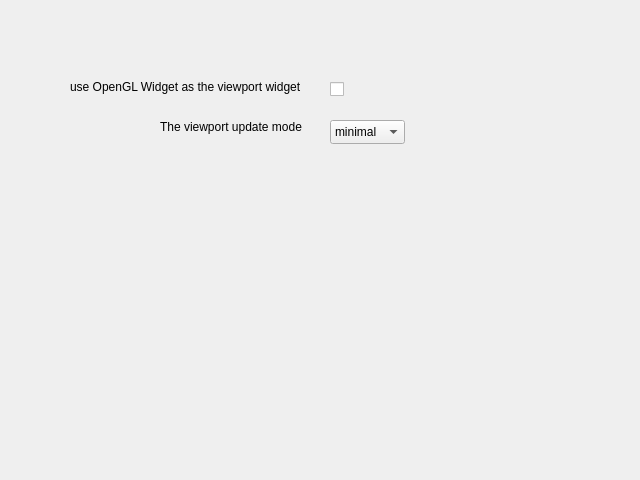
Qt form src/thewall/graphicssettingdialog.ui (sungwonnam/SAGENext) before a commit.
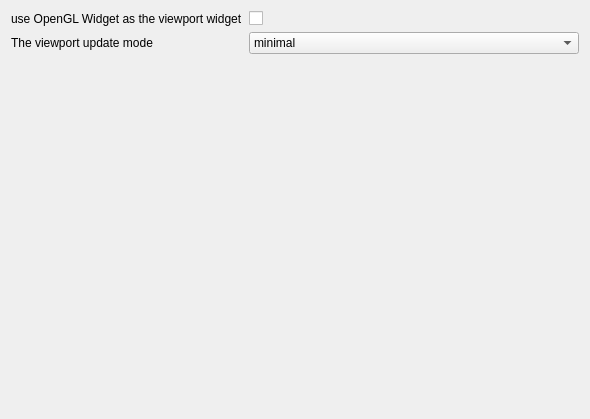
The same form after that commit.

Patch:
```diff
--- a/src/thewall/graphicssettingdialog.ui
+++ b/src/thewall/graphicssettingdialog.ui
@@ -6,61 +6,37 @@
    <rect>
     <x>0</x>
     <y>0</y>
-    <width>640</width>
-    <height>480</height>
+    <width>590</width>
+    <height>419</height>
    </rect>
   </property>
   <property name="windowTitle">
    <string>Dialog</string>
   </property>
+  <layout class="QFormLayout" name="formLayout">
+   <item row="0" column="0">
   <widget class="QLabel" name="label">
-   <property name="geometry">
-    <rect>
-     <x>70</x>
-     <y>80</y>
-     <width>237</width>
-     <height>14</height>
-    </rect>
-   </property>
    <property name="text">
     <string>use OpenGL Widget as the viewport widget</string>
    </property>
   </widget>
-  <widget class="QLabel" name="label_2">
-   <property name="geometry">
-    <rect>
-     <x>160</x>
-     <y>120</y>
-     <width>145</width>
-     <height>14</height>
-    </rect>
-   </property>
-   <property name="text">
-    <string>The viewport update mode</string>
-   </property>
-  </widget>
+   </item>
+   <item row="0" column="1">
   <widget class="QCheckBox" name="openglviewportCheckBox">
-   <property name="geometry">
-    <rect>
-     <x>330</x>
-     <y>80</y>
-     <width>18</width>
-     <height>19</height>
-    </rect>
-   </property>
    <property name="text">
     <string/>
    </property>
   </widget>
+   </item>
+   <item row="1" column="0">
+    <widget class="QLabel" name="label_2">
+     <property name="text">
+      <string>The viewport update mode</string>
+     </property>
+    </widget>
+   </item>
+   <item row="1" column="1">
   <widget class="QComboBox" name="viewportUpdateComboBox">
-   <property name="geometry">
-    <rect>
-     <x>330</x>
-     <y>120</y>
-     <width>75</width>
-     <height>24</height>
-    </rect>
-   </property>
    <item>
     <property name="text">
      <string>minimal</string>
@@ -82,6 +58,8 @@
     </property>
    </item>
   </widget>
+   </item>
+  </layout>
  </widget>
  <resources/>
  <connections/>
```
Lines whose indentation alone changed are shown as unchanged.
